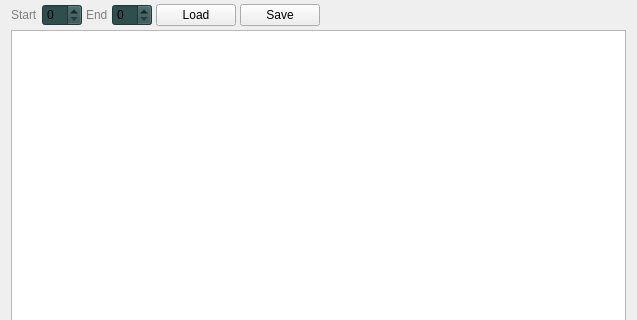
This is memorywidget.ui in rjaremczak/mo65x as Qt 5 draws it before an edit; both pictures show x 0 to 637 and y 0 to 320 of the 637 by 464 pixel window. The edited form follows.
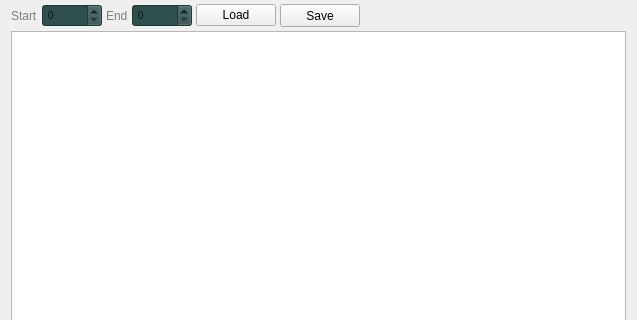
This is the edited form. Custom widgets are drawn as their Qt base class.

Commit message: fixed fonts and ui problems

Diff of the .ui file:
```diff
--- a/memorywidget.ui
+++ b/memorywidget.ui
@@ -34,6 +34,11 @@
      </item>
      <item>
       <widget class="WordSpinBox" name="startAddress">
+       <property name="font">
+        <font>
+         <family>Courier</family>
+        </font>
+       </property>
        <property name="styleSheet">
         <string notr="true">background-color:darkslategray</string>
        </property>
@@ -57,6 +62,11 @@
      </item>
      <item>
       <widget class="WordSpinBox" name="endAddress">
+       <property name="font">
+        <font>
+         <family>Courier</family>
+        </font>
+       </property>
        <property name="styleSheet">
         <string notr="true">background-color:darkslategray</string>
        </property>
@@ -113,7 +123,7 @@
      </property>
      <property name="font">
       <font>
-       <family>Courier 10 Pitch</family>
+       <family>Courier</family>
       </font>
      </property>
      <property name="sizeAdjustPolicy">
```
The commit also changes 7 other files.
